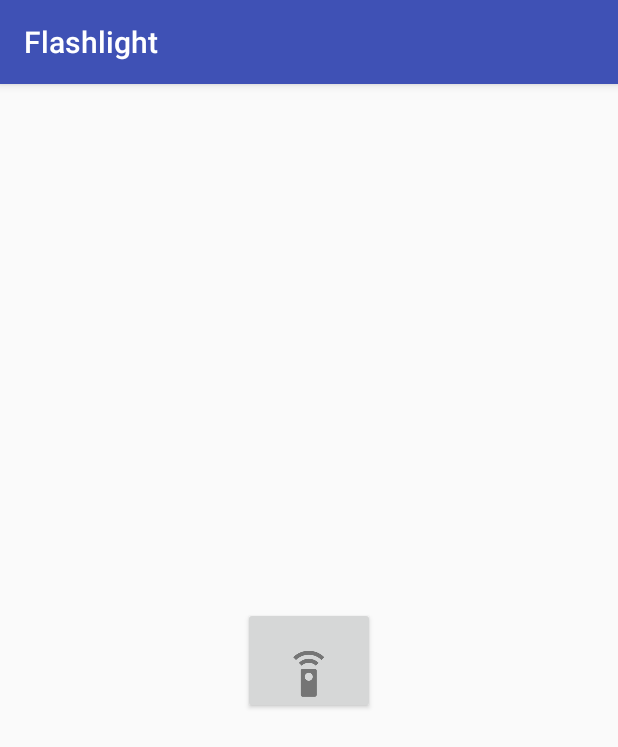
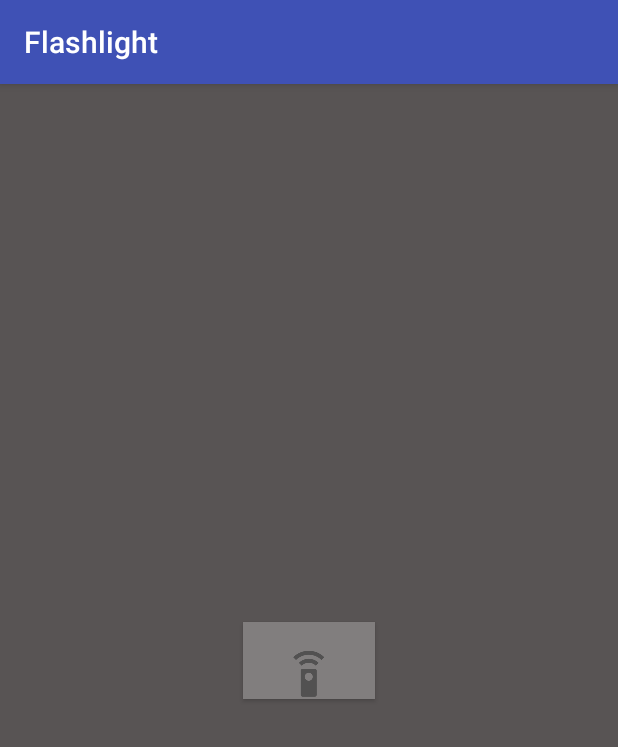
Before and after one commit to RickGZ/Flashlight, an Android app: the screen it shows after launch (MainActivity), on a phone screen of 412 x 824 dp. Shown: the top 747 px of the screen. Run offline under Robolectric (Android 15) with nearby library versions, the phone set to English and light mode, and no system bars.

Commit message:
adjusted color scheme to grey
title bar still left to do

```diff
--- a/app/src/main/res/layout/activity_main.xml
+++ b/app/src/main/res/layout/activity_main.xml
@@ -5,6 +5,7 @@
     android:id="@+id/layout"
     android:layout_width="match_parent"
     android:layout_height="match_parent"
+    android:background="#585454"
     tools:context="com.example.rickgz.flashlight.MainActivity">
 
     <Button
@@ -13,6 +14,7 @@
         android:layout_height="wrap_content"
         android:drawableBottom="@drawable/ic_flashlight"
         android:text=""
+        android:background="#817e7e"
         app:layout_constraintBottom_toBottomOf="parent"
         app:layout_constraintLeft_toLeftOf="parent"
         app:layout_constraintRight_toRightOf="parent"
```
